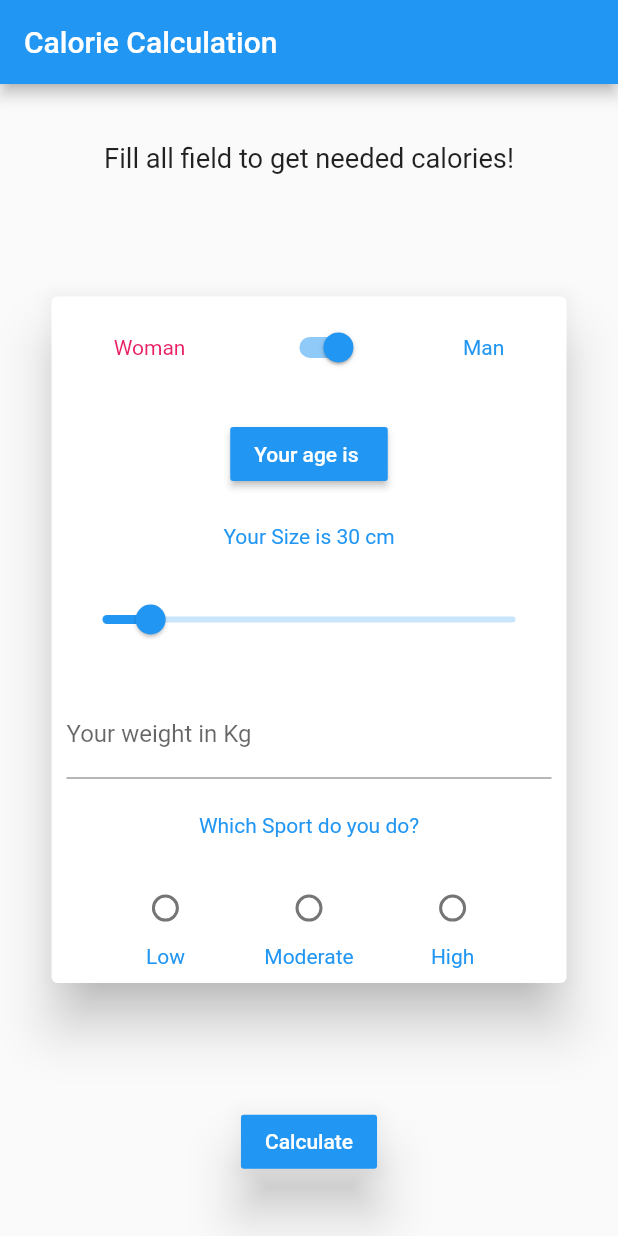
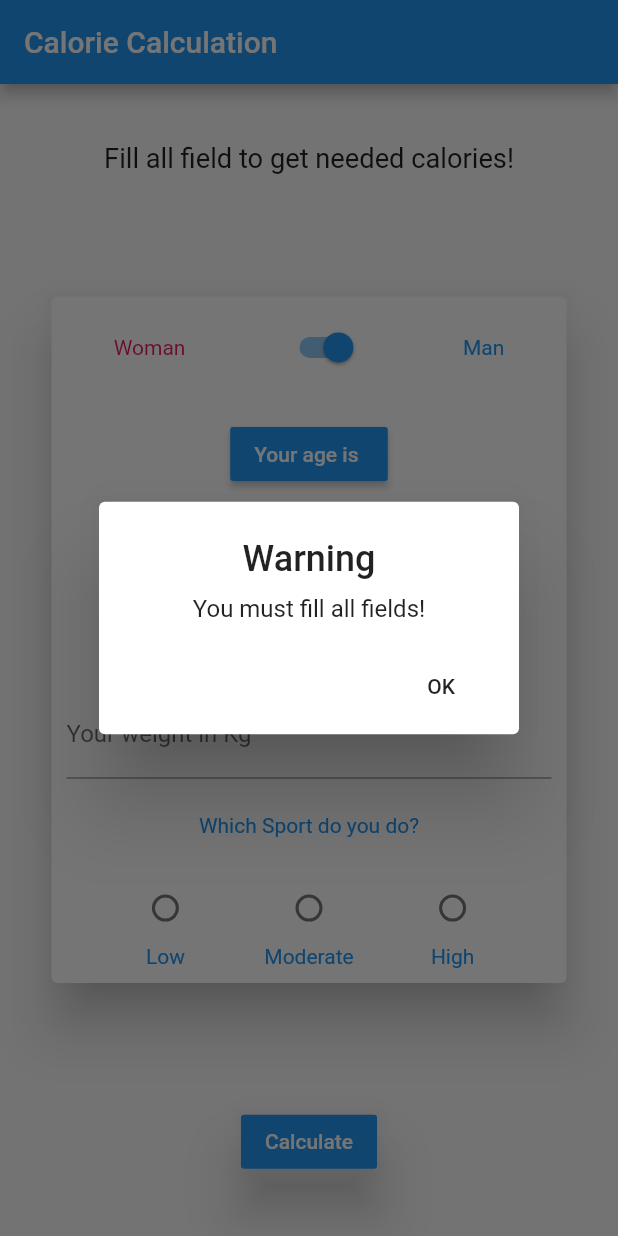
Before and after one commit to lyabs243/flutter-calorie-calcul, a Flutter app: the screen it shows after launch, after a tap on "Calculate", on a phone screen of 412 x 824 dp. Run offline on Flutter 3.47's test engine with Material 2 defaults, Android fonts, the phone set to English and light mode, and no system bars.

Commit message:
all operations about calories calcul

```diff
--- a/lib/main.dart
+++ b/lib/main.dart
@@ -33,8 +33,20 @@ class _MyHomePageState extends State<MyHomePage> {
   int age;
   int size=30;
   int weight;
-
-  List<String> sportActivities = ['Low','Moderate','High'];
+  List sportActivities = [
+    {
+      'desc': 'Low',
+      'rate': 1.2,
+    },
+    {
+      'desc': 'Moderate',
+      'rate': 1.5,
+    },
+    {
+      'desc': 'High',
+      'rate': 1.8,
+    }
+  ];
   int sportActivitySelected;
   DateTime birthDate;
 
@@ -153,7 +165,18 @@ class _MyHomePageState extends State<MyHomePage> {
               ),
               new RaisedButton(
                 onPressed: (){
+                  if(age == null || weight == null || sportActivitySelected == null){
+                    showAlert(context, 'Warning', 'You must fill all fields!');
+                  }
+                  else{
+                    double cal =  (genderMale)?
+                  66.4730 + (13.7516 * weight) + (5.0033 * size) - (6.7550 * age) :
+                    655.0955 + (9.5634 * weight) + (1.8496 * size) - (4.6756 * age);
 
+                    double sportCal = sportActivities[sportActivitySelected]['rate']*cal;
+
+                    showAlert(context, 'Result', 'You need ${cal.round()} calories, relate to your sport activities, you needs ${sportCal.round()} calories.');
+                  }
                 },
                 child: new Text(
                     'Calculate'
@@ -178,10 +201,15 @@ class _MyHomePageState extends State<MyHomePage> {
       lastDate: new DateTime(2020),
     );
 
-    setState(() {
-      birthDate = choice;
-      age = (DateTime.now().difference(birthDate).inDays/365).ceil();
-    });
+    if(choice != null) {
+      setState(() {
+        birthDate = choice;
+        age = (DateTime
+            .now()
+            .difference(birthDate)
+            .inDays / 365).ceil();
+      });
+    }
   }
 
   List<Widget> getSportActivities(){
@@ -199,7 +227,7 @@ class _MyHomePageState extends State<MyHomePage> {
             },
           ),
           new Text(
-            sportActivities[i],
+            sportActivities[i]['desc'],
             style: new TextStyle(
               color: Theme.of(context).primaryColor,
             ),
@@ -212,4 +240,37 @@ class _MyHomePageState extends State<MyHomePage> {
     }
     return l;
   }
+
+  Future showAlert(BuildContext context,String title,String description) async{
+
+    return showDialog(
+      context: context,
+      barrierDismissible: false,
+      builder: (BuildContext context){
+        return new AlertDialog(
+          title: new Text(
+            title,
+            textAlign: TextAlign.center,
+            textScaleFactor: 1.2,
+          ),
+          contentPadding: EdgeInsets.all(10.0),
+          content: new Text
+          (
+            description,
+            textAlign: TextAlign.center,
+          ),
+          actions: <Widget>[
+            new FlatButton(
+              onPressed: (){
+                Navigator.pop(context);
+              },
+              child: new Text(
+                  'OK'
+              ),
+            ),
+          ],
+        );
+      },
+    );
+  }
 }
```
